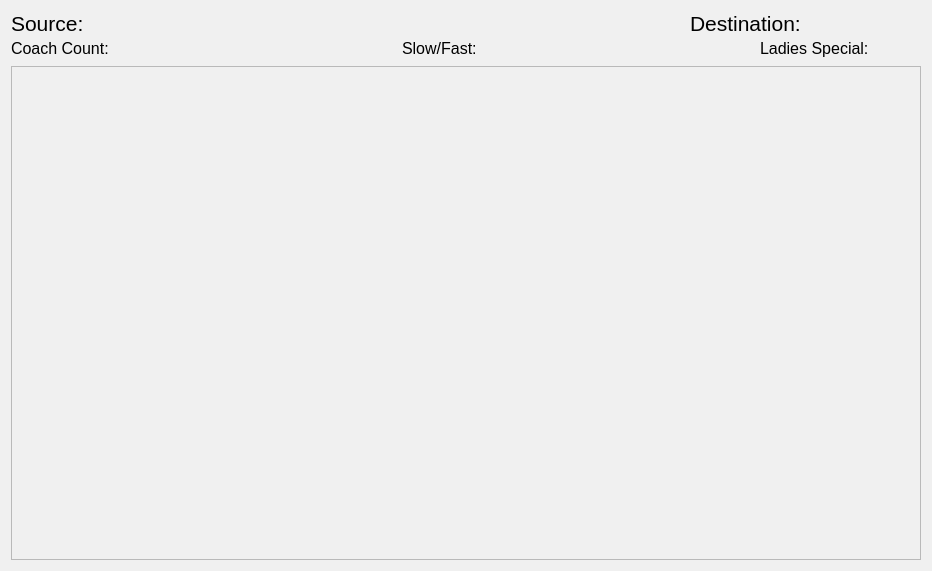
Old version of the form train_route.ui in the repository gurpartap007/qtmop.
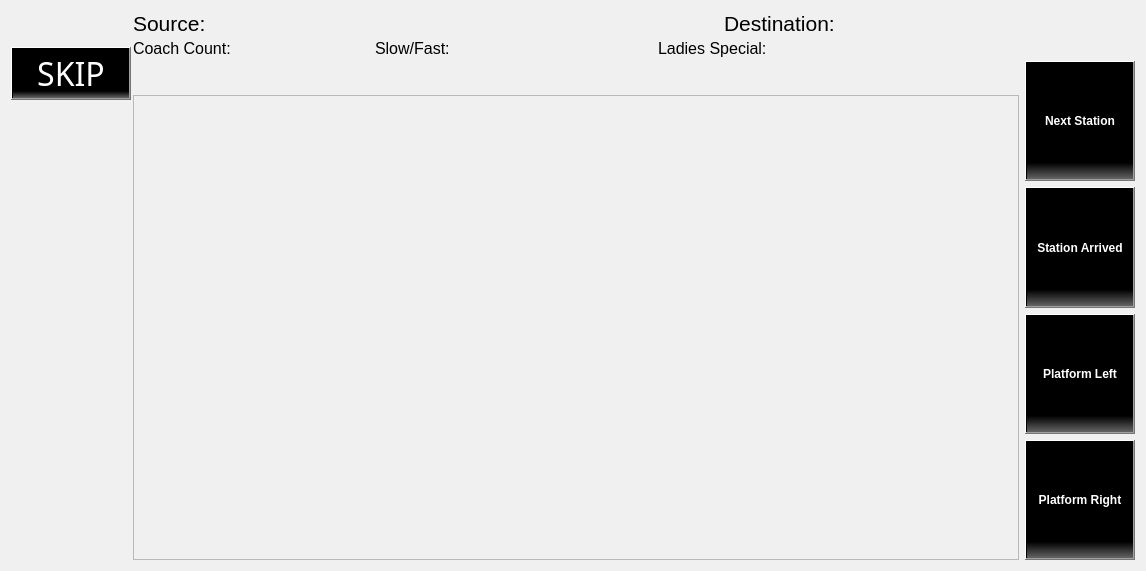
New version of the form.

Commit message: added skipping of stations in running route. Added next_station,station_arrived,platform_left and platform_right buttons with new black stylesheet

```diff
--- a/train_route.ui
+++ b/train_route.ui
@@ -6,7 +6,7 @@
    <rect>
     <x>0</x>
     <y>0</y>
-    <width>932</width>
+    <width>1146</width>
     <height>571</height>
    </rect>
   </property>
@@ -16,7 +16,74 @@
   <property name="styleSheet">
    <string notr="true">background-color: rgb(240, 240, 240);</string>
   </property>
+  <layout class="QHBoxLayout" name="horizontalLayout_9">
+   <item>
   <layout class="QHBoxLayout" name="horizontalLayout_8">
+     <property name="spacing">
+      <number>2</number>
+     </property>
+     <item>
+      <layout class="QVBoxLayout" name="verticalLayout_3">
+       <property name="spacing">
+        <number>8</number>
+       </property>
+       <item>
+        <spacer name="verticalSpacer">
+         <property name="orientation">
+          <enum>Qt::Vertical</enum>
+         </property>
+         <property name="sizeHint" stdset="0">
+          <size>
+           <width>20</width>
+           <height>22</height>
+          </size>
+         </property>
+        </spacer>
+       </item>
+       <item>
+        <widget class="QPushButton" name="skip_station">
+         <property name="minimumSize">
+          <size>
+           <width>120</width>
+           <height>51</height>
+          </size>
+         </property>
+         <property name="font">
+          <font>
+           <family>Rachana</family>
+           <pointsize>24</pointsize>
+          </font>
+         </property>
+         <property name="styleSheet">
+          <string notr="true">background-color: qlineargradient(spread:pad, x1:1, y1:0.8, x2:1, y2:1, stop:0.3 rgba(0, 0, 0, 255), stop:1 rgba(100, 100, 100, 255));
+color: rgb(255, 255, 255);</string>
+         </property>
+         <property name="text">
+          <string>SKIP</string>
+         </property>
+         <property name="autoDefault">
+          <bool>false</bool>
+         </property>
+         <property name="flat">
+          <bool>false</bool>
+         </property>
+        </widget>
+       </item>
+       <item>
+        <spacer name="verticalSpacer_2">
+         <property name="orientation">
+          <enum>Qt::Vertical</enum>
+         </property>
+         <property name="sizeHint" stdset="0">
+          <size>
+           <width>20</width>
+           <height>460</height>
+          </size>
+         </property>
+        </spacer>
+       </item>
+      </layout>
+     </item>
    <item>
     <layout class="QVBoxLayout" name="verticalLayout_2">
      <item>
@@ -42,9 +109,15 @@
            </item>
            <item>
             <widget class="QLabel" name="source_station_name">
+               <property name="sizePolicy">
+                <sizepolicy hsizetype="MinimumExpanding" vsizetype="Preferred">
+                 <horstretch>0</horstretch>
+                 <verstretch>0</verstretch>
+                </sizepolicy>
+               </property>
              <property name="minimumSize">
               <size>
-               <width>100</width>
+                 <width>110</width>
                <height>0</height>
               </size>
              </property>
@@ -67,7 +140,7 @@
            </property>
            <property name="sizeHint" stdset="0">
             <size>
-             <width>700</width>
+               <width>40</width>
              <height>20</height>
             </size>
            </property>
@@ -89,6 +162,12 @@
            </item>
            <item>
             <widget class="QLabel" name="destination_station_name">
+               <property name="sizePolicy">
+                <sizepolicy hsizetype="MinimumExpanding" vsizetype="Preferred">
+                 <horstretch>0</horstretch>
+                 <verstretch>0</verstretch>
+                </sizepolicy>
+               </property>
              <property name="minimumSize">
               <size>
                <width>120</width>
@@ -152,13 +231,16 @@
           </layout>
          </item>
          <item>
-          <spacer name="horizontalSpacer_2">
+            <spacer name="horizontalSpacer_4">
            <property name="orientation">
             <enum>Qt::Horizontal</enum>
            </property>
+             <property name="sizeType">
+              <enum>QSizePolicy::Expanding</enum>
+             </property>
            <property name="sizeHint" stdset="0">
             <size>
-             <width>40</width>
+               <width>100</width>
              <height>20</height>
             </size>
            </property>
@@ -202,36 +284,26 @@
              </property>
             </widget>
            </item>
-           <item>
-            <spacer name="horizontalSpacer_3">
-             <property name="orientation">
-              <enum>Qt::Horizontal</enum>
-             </property>
-             <property name="sizeHint" stdset="0">
-              <size>
-               <width>30</width>
-               <height>20</height>
-              </size>
-             </property>
-            </spacer>
-           </item>
-          </layout>
-         </item>
-         <item>
-          <layout class="QHBoxLayout" name="horizontalLayout_6">
+            </layout>
+           </item>
            <item>
             <spacer name="horizontalSpacer_5">
              <property name="orientation">
               <enum>Qt::Horizontal</enum>
              </property>
+             <property name="sizeType">
+              <enum>QSizePolicy::Expanding</enum>
+             </property>
              <property name="sizeHint" stdset="0">
               <size>
-               <width>40</width>
+               <width>100</width>
                <height>20</height>
               </size>
              </property>
             </spacer>
            </item>
+           <item>
+            <layout class="QHBoxLayout" name="horizontalLayout_6">
            <item>
             <widget class="QLabel" name="ladies_special_label">
              <property name="minimumSize">
@@ -275,7 +347,7 @@
             </widget>
            </item>
            <item>
-            <spacer name="horizontalSpacer_4">
+              <spacer name="horizontalSpacer_2">
              <property name="orientation">
               <enum>Qt::Horizontal</enum>
              </property>
@@ -284,20 +356,367 @@
              </property>
              <property name="sizeHint" stdset="0">
               <size>
+                 <width>220</width>
+                 <height>20</height>
+                </size>
+               </property>
+              </spacer>
+             </item>
+            </layout>
+           </item>
+          </layout>
+         </item>
+        </layout>
+       </item>
+       <item>
+        <widget class="QLabel" name="destination_reached">
+         <property name="sizePolicy">
+          <sizepolicy hsizetype="Preferred" vsizetype="Minimum">
+           <horstretch>0</horstretch>
+           <verstretch>0</verstretch>
+          </sizepolicy>
+         </property>
+         <property name="minimumSize">
+          <size>
+           <width>0</width>
+           <height>20</height>
+          </size>
+         </property>
+         <property name="palette">
+          <palette>
+           <active>
+            <colorrole role="WindowText">
+             <brush brushstyle="SolidPattern">
+              <color alpha="255">
+               <red>255</red>
+               <green>38</green>
+               <blue>10</blue>
+              </color>
+             </brush>
+            </colorrole>
+            <colorrole role="Button">
+             <brush brushstyle="SolidPattern">
+              <color alpha="255">
+               <red>240</red>
+               <green>240</green>
+               <blue>240</blue>
+              </color>
+             </brush>
+            </colorrole>
+            <colorrole role="Text">
+             <brush brushstyle="SolidPattern">
+              <color alpha="255">
+               <red>255</red>
+               <green>38</green>
+               <blue>10</blue>
+              </color>
+             </brush>
+            </colorrole>
+            <colorrole role="ButtonText">
+             <brush brushstyle="SolidPattern">
+              <color alpha="255">
+               <red>255</red>
+               <green>38</green>
+               <blue>10</blue>
+              </color>
+             </brush>
+            </colorrole>
+            <colorrole role="Base">
+             <brush brushstyle="SolidPattern">
+              <color alpha="255">
+               <red>240</red>
+               <green>240</green>
+               <blue>240</blue>
+              </color>
+             </brush>
+            </colorrole>
+            <colorrole role="Window">
+             <brush brushstyle="SolidPattern">
+              <color alpha="255">
+               <red>240</red>
+               <green>240</green>
+               <blue>240</blue>
+              </color>
+             </brush>
+            </colorrole>
+           </active>
+           <inactive>
+            <colorrole role="WindowText">
+             <brush brushstyle="SolidPattern">
+              <color alpha="255">
+               <red>255</red>
+               <green>38</green>
+               <blue>10</blue>
+              </color>
+             </brush>
+            </colorrole>
+            <colorrole role="Button">
+             <brush brushstyle="SolidPattern">
+              <color alpha="255">
+               <red>240</red>
+               <green>240</green>
+               <blue>240</blue>
+              </color>
+             </brush>
+            </colorrole>
+            <colorrole role="Text">
+             <brush brushstyle="SolidPattern">
+              <color alpha="255">
+               <red>255</red>
+               <green>38</green>
+               <blue>10</blue>
+              </color>
+             </brush>
+            </colorrole>
+            <colorrole role="ButtonText">
+             <brush brushstyle="SolidPattern">
+              <color alpha="255">
+               <red>255</red>
+               <green>38</green>
+               <blue>10</blue>
+              </color>
+             </brush>
+            </colorrole>
+            <colorrole role="Base">
+             <brush brushstyle="SolidPattern">
+              <color alpha="255">
+               <red>240</red>
+               <green>240</green>
+               <blue>240</blue>
+              </color>
+             </brush>
+            </colorrole>
+            <colorrole role="Window">
+             <brush brushstyle="SolidPattern">
+              <color alpha="255">
+               <red>240</red>
+               <green>240</green>
+               <blue>240</blue>
+              </color>
+             </brush>
+            </colorrole>
+           </inactive>
+           <disabled>
+            <colorrole role="WindowText">
+             <brush brushstyle="SolidPattern">
+              <color alpha="255">
+               <red>255</red>
+               <green>38</green>
+               <blue>10</blue>
+              </color>
+             </brush>
+            </colorrole>
+            <colorrole role="Button">
+             <brush brushstyle="SolidPattern">
+              <color alpha="255">
+               <red>240</red>
+               <green>240</green>
+               <blue>240</blue>
+              </color>
+             </brush>
+            </colorrole>
+            <colorrole role="Text">
+             <brush brushstyle="SolidPattern">
+              <color alpha="255">
+               <red>255</red>
+               <green>38</green>
+               <blue>10</blue>
+              </color>
+             </brush>
+            </colorrole>
+            <colorrole role="ButtonText">
+             <brush brushstyle="SolidPattern">
+              <color alpha="255">
+               <red>255</red>
+               <green>38</green>
+               <blue>10</blue>
+              </color>
+             </brush>
+            </colorrole>
+            <colorrole role="Base">
+             <brush brushstyle="SolidPattern">
+              <color alpha="255">
+               <red>240</red>
+               <green>240</green>
+               <blue>240</blue>
+              </color>
+             </brush>
+            </colorrole>
+            <colorrole role="Window">
+             <brush brushstyle="SolidPattern">
+              <color alpha="255">
+               <red>240</red>
+               <green>240</green>
+               <blue>240</blue>
+              </color>
+             </brush>
+            </colorrole>
+           </disabled>
+          </palette>
+         </property>
+         <property name="font">
+          <font>
+           <family>Ubuntu</family>
+           <pointsize>20</pointsize>
+           <weight>75</weight>
+           <bold>true</bold>
+          </font>
+         </property>
+         <property name="styleSheet">
+          <string notr="true">color: rgb(255, 38, 10);</string>
+         </property>
+         <property name="text">
+          <string/>
+         </property>
+        </widget>
+       </item>
+       <item>
+        <widget class="QListView" name="station_names_list">
+         <property name="layoutDirection">
+          <enum>Qt::LeftToRight</enum>
+         </property>
+         <property name="horizontalScrollMode">
+          <enum>QAbstractItemView::ScrollPerPixel</enum>
+         </property>
+        </widget>
+       </item>
+      </layout>
+     </item>
+    </layout>
+   </item>
+   <item>
+    <layout class="QVBoxLayout" name="verticalLayout_4">
+     <item>
+      <spacer name="verticalSpacer_3">
+       <property name="orientation">
+        <enum>Qt::Vertical</enum>
+       </property>
+       <property name="sizeType">
+        <enum>QSizePolicy::Maximum</enum>
+       </property>
+       <property name="sizeHint" stdset="0">
+        <size>
                <width>20</width>
-               <height>20</height>
+         <height>50</height>
               </size>
              </property>
             </spacer>
            </item>
-          </layout>
-         </item>
-        </layout>
-       </item>
-      </layout>
+     <item>
+      <widget class="QPushButton" name="next_station">
+       <property name="sizePolicy">
+        <sizepolicy hsizetype="Fixed" vsizetype="MinimumExpanding">
+         <horstretch>0</horstretch>
+         <verstretch>0</verstretch>
+        </sizepolicy>
+       </property>
+       <property name="minimumSize">
+        <size>
+         <width>110</width>
+         <height>101</height>
+        </size>
+       </property>
+       <property name="font">
+        <font>
+         <weight>75</weight>
+         <bold>true</bold>
+        </font>
+       </property>
+       <property name="styleSheet">
+        <string notr="true">background-color: qlineargradient(spread:pad, x1:1, y1:0.8, x2:1, y2:1, stop:0.3 rgba(0, 0, 0, 255), stop:1 rgba(100, 100, 100, 255));
+color: rgb(255, 255, 255);</string>
+       </property>
+       <property name="text">
+        <string>Next Station</string>
+       </property>
+      </widget>
+     </item>
+     <item>
+      <widget class="QPushButton" name="station_arrived">
+       <property name="sizePolicy">
+        <sizepolicy hsizetype="Fixed" vsizetype="MinimumExpanding">
+         <horstretch>0</horstretch>
+         <verstretch>0</verstretch>
+        </sizepolicy>
+       </property>
+       <property name="minimumSize">
+        <size>
+         <width>110</width>
+         <height>101</height>
+        </size>
+       </property>
+       <property name="font">
+        <font>
+         <weight>75</weight>
+         <bold>true</bold>
+        </font>
+       </property>
+       <property name="styleSheet">
+        <string notr="true">background-color: qlineargradient(spread:pad, x1:1, y1:0.8, x2:1, y2:1, stop:0.3 rgba(0, 0, 0, 255), stop:1 rgba(100, 100, 100, 255));
+color: rgb(255, 255, 255);</string>
+       </property>
+       <property name="text">
+        <string>Station Arrived</string>
+       </property>
+      </widget>
+     </item>
+     <item>
+      <widget class="QPushButton" name="platform_left">
+       <property name="sizePolicy">
+        <sizepolicy hsizetype="Fixed" vsizetype="MinimumExpanding">
+         <horstretch>0</horstretch>
+         <verstretch>0</verstretch>
+        </sizepolicy>
+       </property>
+       <property name="minimumSize">
+        <size>
+         <width>110</width>
+         <height>101</height>
+        </size>
+       </property>
+       <property name="font">
+        <font>
+         <weight>75</weight>
+         <bold>true</bold>
+        </font>
+       </property>
+       <property name="styleSheet">
+        <string notr="true">background-color: qlineargradient(spread:pad, x1:1, y1:0.8, x2:1, y2:1, stop:0.3 rgba(0, 0, 0, 255), stop:1 rgba(100, 100, 100, 255));
+color: rgb(255, 255, 255);</string>
+       </property>
+       <property name="text">
+        <string>Platform Left</string>
+       </property>
+      </widget>
      </item>
      <item>
-      <widget class="QListView" name="station_names_list"/>
+      <widget class="QPushButton" name="platform_right">
+       <property name="sizePolicy">
+        <sizepolicy hsizetype="Fixed" vsizetype="MinimumExpanding">
+         <horstretch>0</horstretch>
+         <verstretch>0</verstretch>
+        </sizepolicy>
+       </property>
+       <property name="minimumSize">
+        <size>
+         <width>110</width>
+         <height>101</height>
+        </size>
+       </property>
+       <property name="font">
+        <font>
+         <weight>75</weight>
+         <bold>true</bold>
+        </font>
+       </property>
+       <property name="styleSheet">
+        <string notr="true">background-color: qlineargradient(spread:pad, x1:1, y1:0.8, x2:1, y2:1, stop:0.3 rgba(0, 0, 0, 255), stop:1 rgba(100, 100, 100, 255));
+color: rgb(255, 255, 255);</string>
+       </property>
+       <property name="text">
+        <string>Platform Right</string>
+       </property>
+      </widget>
      </item>
     </layout>
    </item>
```
Lines whose indentation alone changed are shown as unchanged. The commit also changes 4 other files.
